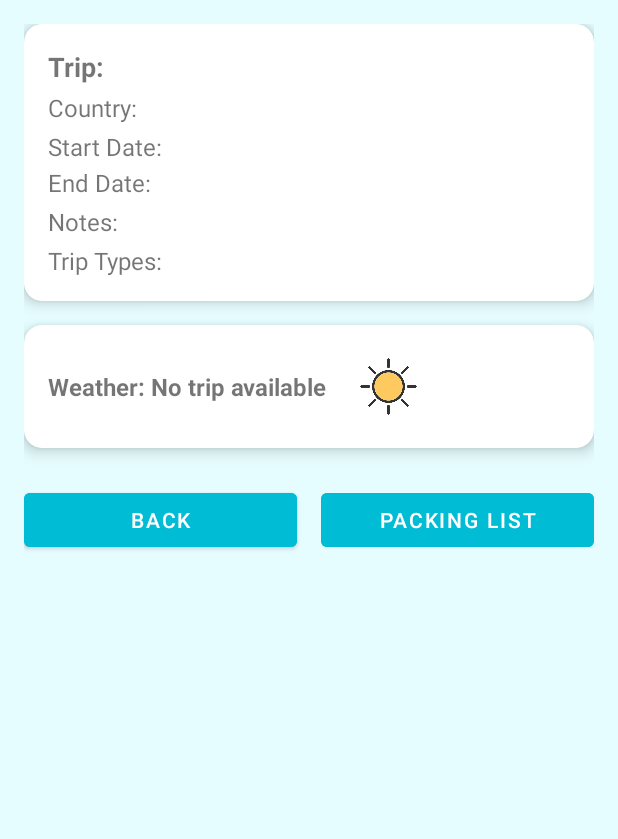
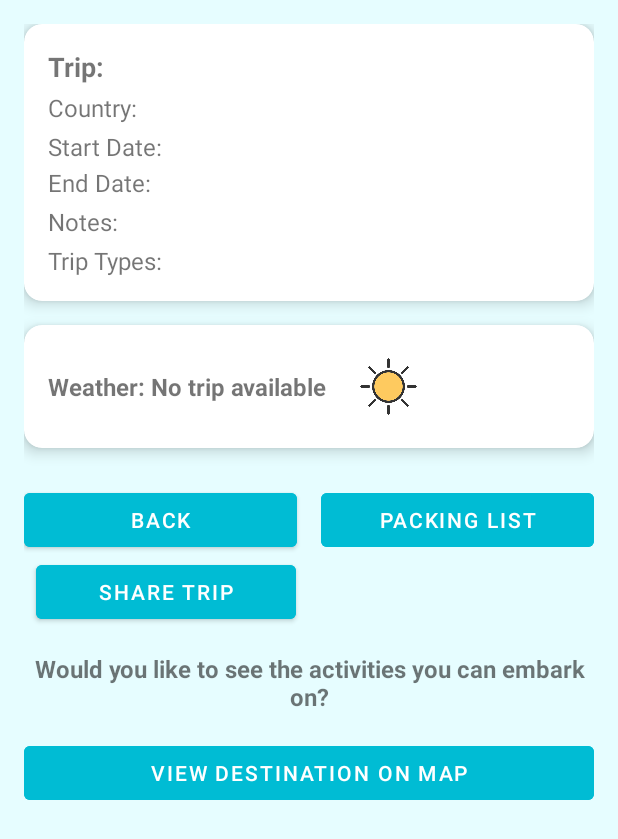
Before and after one commit to PackPal-PROG7314/PackPal-Current-Ui-, an Android app: the WeatherActivity screen opened directly, with no data from a screen before it, on a phone screen of 412 x 824 dp. Shown: the top 839 px of the screen. Run offline under Robolectric (Android 15) with nearby library versions, the phone set to English and light mode, and no system bars.

Commit message:
Write to file method for the trips Maps Implementation

```diff
--- a/app/build.gradle.kts
+++ b/app/build.gradle.kts
@@ -79,6 +79,11 @@ dependencies {
     implementation("androidx.credentials:credentials-play-services-auth:1.3.0")
     implementation("com.google.android.libraries.identity.googleid:googleid:1.1.1")
 
+    // --- Google Maps & Location ---
+    implementation("com.google.android.gms:play-services-maps:18.1.0")
+    implementation("com.google.android.gms:play-services-location:21.0.1")
+    implementation("com.google.android.libraries.places:places:3.2.0")
+
     // --- Testing ---
     testImplementation(libs.junit)
     androidTestImplementation(libs.androidx.junit)
--- a/app/src/main/res/layout/activity_weather.xml
+++ b/app/src/main/res/layout/activity_weather.xml
@@ -141,5 +141,36 @@
                 android:layout_marginStart="8dp"/>
         </LinearLayout>
 
+        <Button
+            android:id="@+id/btnShareTrip"
+            android:layout_width="173dp"
+            android:layout_height="wrap_content"
+            android:layout_marginStart="8dp"
+            android:layout_weight="1"
+            android:backgroundTint="#00BCD4"
+            android:text="Share Trip"
+            android:textColor="#FFFFFF" />
+
+
+        <!-- Maps Section -->
+        <TextView
+            android:layout_width="match_parent"
+            android:layout_height="wrap_content"
+            android:text="Would you like to see the activities you can embark on?"
+            android:textSize="16sp"
+            android:textStyle="bold"
+            android:gravity="center"
+            android:layout_marginTop="16dp"
+            android:layout_marginBottom="8dp" />
+
+        <Button
+            android:id="@+id/btnViewOnMap"
+            android:layout_width="match_parent"
+            android:layout_height="wrap_content"
+            android:text="View Destination on Map"
+            android:backgroundTint="#00BCD4"
+            android:textColor="#FFFFFF"
+            android:layout_marginTop="8dp" />
+
     </LinearLayout>
 </ScrollView>
--- /dev/null
+++ b/app/src/main/res/xml/file_paths.xml
@@ -0,0 +1,4 @@
+<?xml version="1.0" encoding="utf-8"?>
+<paths>
+    <cache-path name="shared" path="." />
+</paths>
--- a/gradle/libs.versions.toml
+++ b/gradle/libs.versions.toml
@@ -1,5 +1,5 @@
 [versions]
-agp = "8.13.0"
+agp = "8.10.0"
 kotlin = "2.0.21"
 coreKtx = "1.17.0"
 junit = "4.13.2"
```
Also changed, not shown: app/src/main/AndroidManifest.xml (+26 -0 lines), app/src/main/java/com/example/prog7314poepart2/Trip.kt (+7 -1 lines), app/src/main/java/com/example/prog7314poepart2/WeatherActivity.kt (+108 -28 lines).
